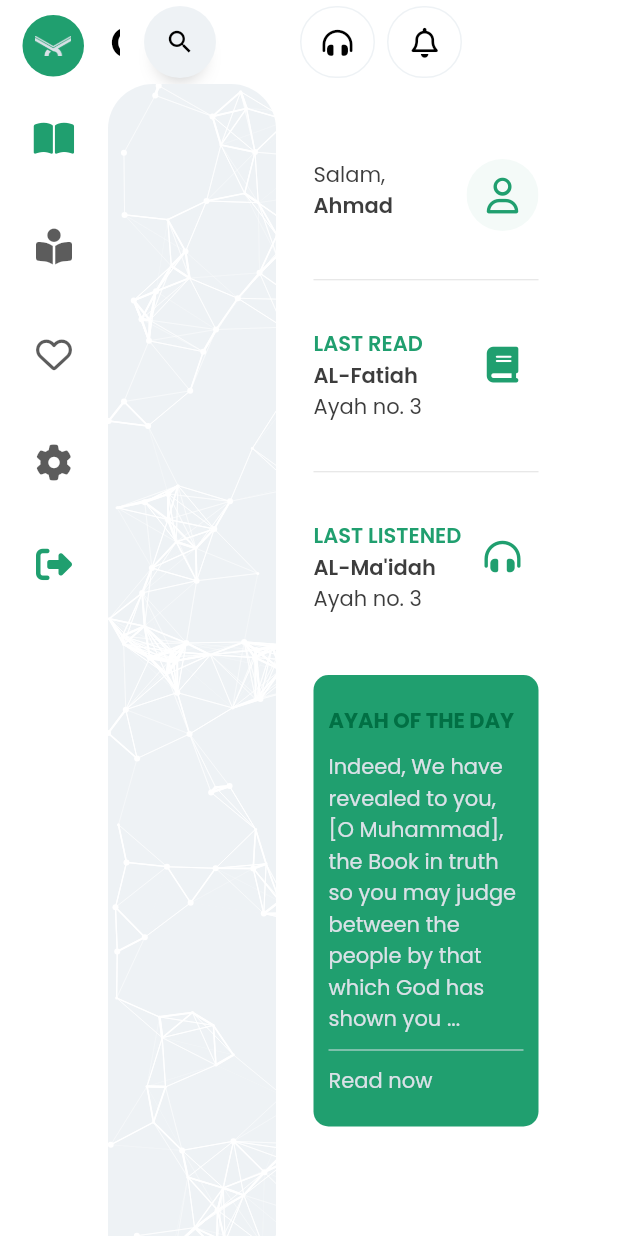
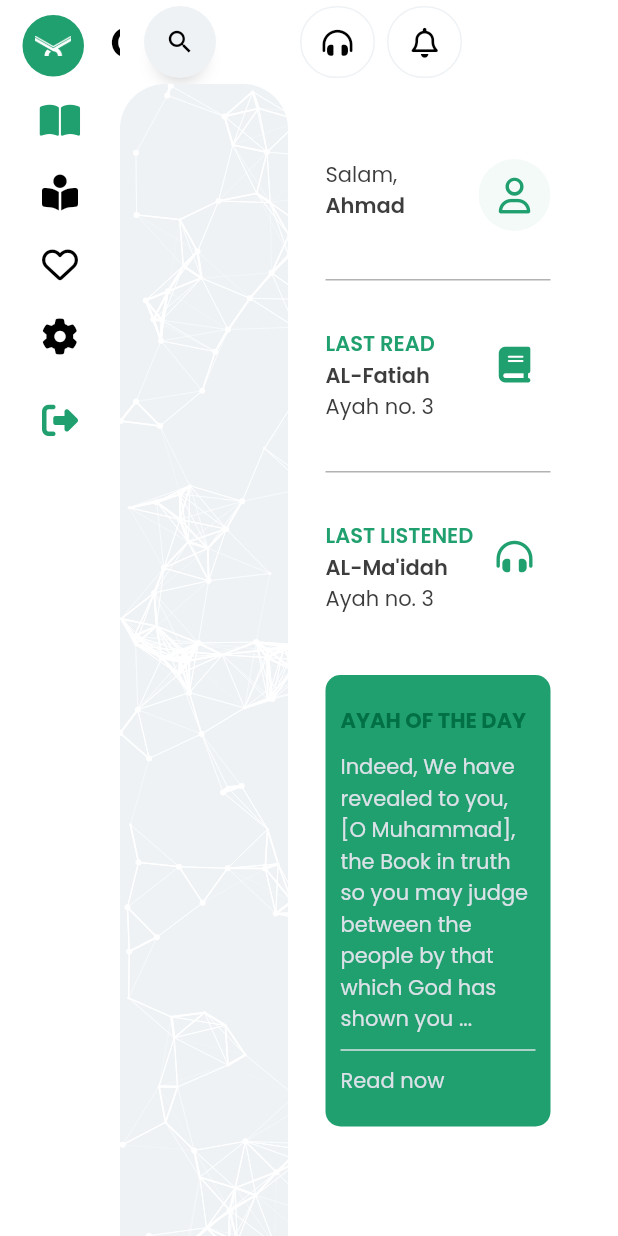
Before and after one commit to kherldhussein/quran_hadith, a Flutter app: the screen it shows after launch, on a phone screen of 412 x 824 dp. Run offline on Flutter 3.47's test engine with Material 2 defaults, Android fonts, the phone set to English and light mode, and no system bars; drawn by our look-alikes of anim_search_bar; our stand-ins replace adaptive_breakpoints, auto_size_text, bubble_tab_indicator, dio, font_awesome_flutter, get and 6 more; missing offline and left inert: dio_http_cache, flutter_animated_dialog; network calls fail; statements that could not run were skipped.

Commit message:
Update app theme

```diff
--- a/lib/theme/app_theme.dart
+++ b/lib/theme/app_theme.dart
@@ -39,54 +39,69 @@ double width =
 ThemeData get darkTheme {
   final base = ThemeData.dark();
   return base.copyWith(
+    useMaterial3: true,
+    cardColor: kDividerDark,
     brightness: Brightness.dark,
+    primaryColorDark: kTextDarker,
+    platform: TargetPlatform.linux,
     canvasColor: kDarkPrimaryColor,
+    primaryColorLight: kAccentColor,
     primaryColor: kDarkPrimaryColor,
-    primaryColorLight: kAccentColor,
-    primaryColorDark: kTextDarker,
-    cardColor: kBackgroundDark,
-    dividerColor: kDividerLight,
-    platform: TargetPlatform.linux,
     scaffoldBackgroundColor: kBackgroundDark,
+    dialogBackgroundColor: Colors.transparent,
+    dividerColor: kDividerLight.withOpacity(.5),
+    iconTheme: base.iconTheme.copyWith(color: kAccentColor),
     primaryIconTheme: base.iconTheme.copyWith(color: kIconDark),
+    dividerTheme:
+        base.dividerTheme.copyWith(color: kLightPrimaryColor.withOpacity(.5)),
     buttonTheme: base.buttonTheme.copyWith(buttonColor: kDarkSecondaryColor),
+    textTheme: _buildTextTheme(base.textTheme, kTextLight, kTextLighter),
+    primaryTextTheme:
+        _buildTextTheme(base.primaryTextTheme, kTextLight, kTextLighter),
+    tooltipTheme: base.tooltipTheme.copyWith(
+      textStyle: TextStyle(color: kLightPrimaryColor),
+      decoration: BoxDecoration(
+        borderRadius: BorderRadius.all(Radius.circular(14)),
+        color: kIconDark,
+      ),
+    ),
     cardTheme: base.cardTheme.copyWith(
       clipBehavior: Clip.antiAlias,
+      elevation: 0,
+      color: kDividerDark,
       shape: RoundedRectangleBorder(borderRadius: BorderRadius.circular(8)),
     ),
     tabBarTheme: base.tabBarTheme.copyWith(
+      indicator: BubbleTabIndicator(
+        tabBarIndicatorSize: TabBarIndicatorSize.tab,
+        indicatorColor: kIconDark,
+        indicatorHeight: 25.0,
+      ),
+      unselectedLabelColor: kTextDark,
       labelColor: kDividerLight,
-      unselectedLabelColor: kTextDark,
-      indicator: BubbleTabIndicator(
-        indicatorHeight: 25.0,
-        indicatorColor: kIconDark,
-        tabBarIndicatorSize: TabBarIndicatorSize.tab,
-      ),
     ),
     navigationRailTheme: base.navigationRailTheme.copyWith(
-        backgroundColor: kDividerDark,
       selectedIconTheme: base.iconTheme.copyWith(color: kAccentColor),
       unselectedIconTheme: base.iconTheme.copyWith(color: kLight),
       labelType: NavigationRailLabelType.all,
+      indicatorColor: Colors.transparent,
+      backgroundColor: kDividerDark,
       selectedLabelTextStyle:
-            base.textTheme.bodyMedium!.copyWith(color: kAccentColor)),
-    textTheme: _buildTextTheme(base.textTheme, kTextLight, kTextLighter),
-    primaryTextTheme:
-        _buildTextTheme(base.primaryTextTheme, kTextLight, kTextLighter),
+          base.textTheme.bodyMedium!.copyWith(color: kAccentColor),
+    ),
     snackBarTheme: base.snackBarTheme.copyWith(
-      backgroundColor: kDarkPrimaryColor,
       contentTextStyle: base.textTheme.bodyLarge!.copyWith(
         fontWeight: FontWeight.w500,
+        color: kTextLight,
         fontSize: 15,
-        color: kTextLight,
       ),
+      backgroundColor: kDarkPrimaryColor,
     ),
     appBarTheme: base.appBarTheme.copyWith(
+      systemOverlayStyle: SystemUiOverlayStyle.dark,
       color: kDividerDark,
       elevation: .0,
-      systemOverlayStyle: SystemUiOverlayStyle.light,
     ),
-    iconTheme: base.iconTheme.copyWith(color: kAccentColor),
     dialogTheme: base.dialogTheme.copyWith(
       contentTextStyle: TextStyle(color: kDarkColor),
       backgroundColor: kDarkPrimaryColor,
@@ -99,54 +114,68 @@ ThemeData get darkTheme {
 ThemeData get theme {
   final base = ThemeData.light();
   return base.copyWith(
+    cardColor: kLight,
+    useMaterial3: true,
     brightness: Brightness.light,
+    primaryColorDark: kTextDarker,
+    platform: TargetPlatform.linux,
+    canvasColor: kLightPrimaryColor,
+    primaryColorLight: kLightPrimaryColor,
+    scaffoldBackgroundColor: kBackgroundLight,
+    dividerColor: kLightPrimaryColor.withOpacity(.5),
+    iconTheme: base.iconTheme.copyWith(color: kAccentColor),
+    primaryIconTheme: base.iconTheme.copyWith(color: kIconDark),
     buttonTheme: base.buttonTheme.copyWith(buttonColor: kAccentColor),
-    canvasColor: kLightPrimaryColor,
-    cardColor: kDividerLight,
-    primaryColorLight: kLightPrimaryColor,
-    platform: TargetPlatform.linux,
-    primaryColorDark: kTextDarker,
-    scaffoldBackgroundColor: kBackgroundLight,
-    primaryIconTheme: base.iconTheme.copyWith(color: kIconDark),
+    dividerTheme: base.dividerTheme.copyWith(color: kIconDark.withOpacity(.5)),
+    primaryTextTheme:
+        _buildTextTheme(base.primaryTextTheme, kTextDark, kTextDarker),
+    textTheme: _buildTextTheme(base.textTheme, kTextDark, kTextDark),
+    tooltipTheme: base.tooltipTheme.copyWith(
+      decoration: BoxDecoration(
+        borderRadius: BorderRadius.all(Radius.circular(14)),
+        color: kIconDark,
+      ),
+      textStyle: TextStyle(color: kDark),
+    ),
     tabBarTheme: base.tabBarTheme.copyWith(
-      labelColor: kDividerLight,
-      unselectedLabelColor: kDarkColor,
       indicator: BubbleTabIndicator(
         indicatorHeight: 25.0,
         indicatorColor: kIconDark,
         tabBarIndicatorSize: TabBarIndicatorSize.tab,
       ),
+      unselectedLabelColor: kDarkColor,
+      labelColor: kDividerLight,
     ),
     navigationRailTheme: base.navigationRailTheme.copyWith(
       selectedIconTheme: base.iconTheme.copyWith(color: kAccentColor),
+      unselectedIconTheme: base.iconTheme.copyWith(color: kDarkColor),
       labelType: NavigationRailLabelType.all,
-        unselectedIconTheme: base.iconTheme.copyWith(color: kDarkColor),
+      indicatorColor: Colors.transparent,
       backgroundColor: kBackgroundLight,
       selectedLabelTextStyle:
-            base.textTheme.bodyMedium!.copyWith(color: kAccentColor)),
+          base.textTheme.bodyMedium!.copyWith(color: kAccentColor),
+    ),
     cardTheme: base.cardTheme.copyWith(
       clipBehavior: Clip.antiAlias,
+      color: kLight,
+      elevation: 0,
       shape: RoundedRectangleBorder(borderRadius: BorderRadius.circular(8)),
     ),
     dialogTheme: base.dialogTheme.copyWith(
       contentTextStyle: TextStyle(color: kDarkColor),
     ),
     appBarTheme: base.appBarTheme.copyWith(
+      systemOverlayStyle: SystemUiOverlayStyle.light,
       color: kBackgroundLight,
       elevation: .0,
-      systemOverlayStyle: SystemUiOverlayStyle.dark,
     ),
-    iconTheme: base.iconTheme.copyWith(color: kAccentColor),
-    primaryTextTheme:
-        _buildTextTheme(base.primaryTextTheme, kTextDark, kTextDarker),
-    textTheme: _buildTextTheme(base.textTheme, kTextDark, kTextDark),
     snackBarTheme: base.snackBarTheme.copyWith(
-      backgroundColor: kLight,
       contentTextStyle: base.textTheme.bodyLarge!.copyWith(
         fontWeight: FontWeight.w500,
+        color: kTextDark,
         fontSize: 15,
-        color: kTextDark,
       ),
+      backgroundColor: kLight,
     ),
     colorScheme: ColorScheme.fromSwatch(primarySwatch: Colors.green)
         .copyWith(secondary: kAccentColor),
```
Lines whose indentation alone changed are shown as unchanged.
